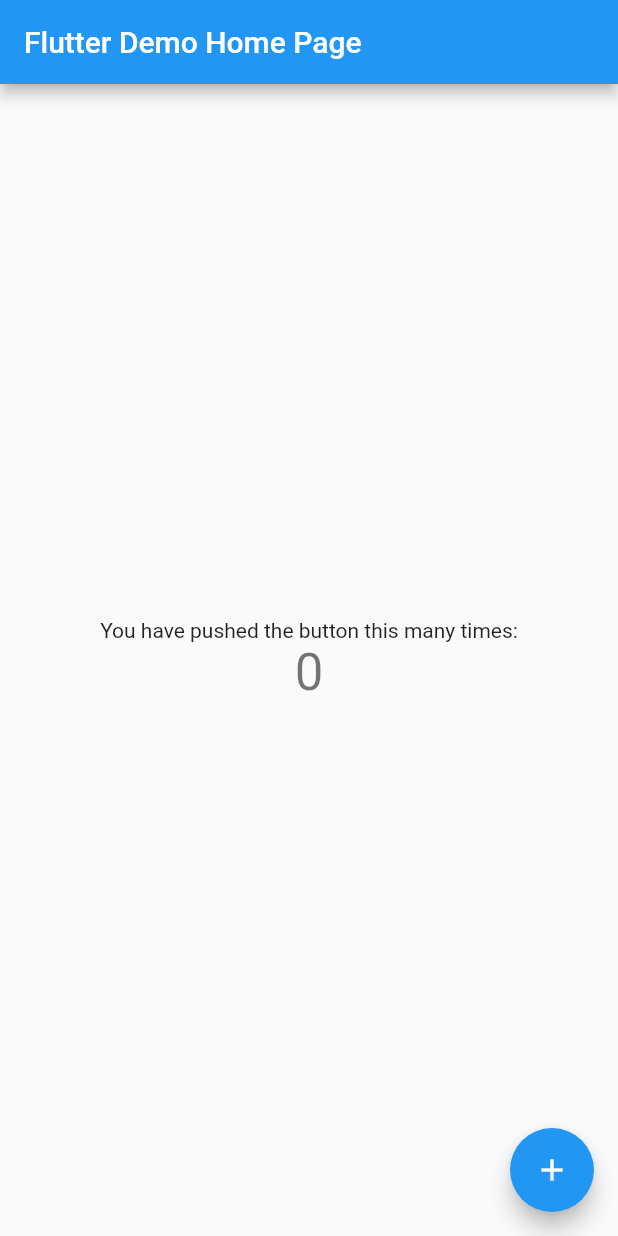
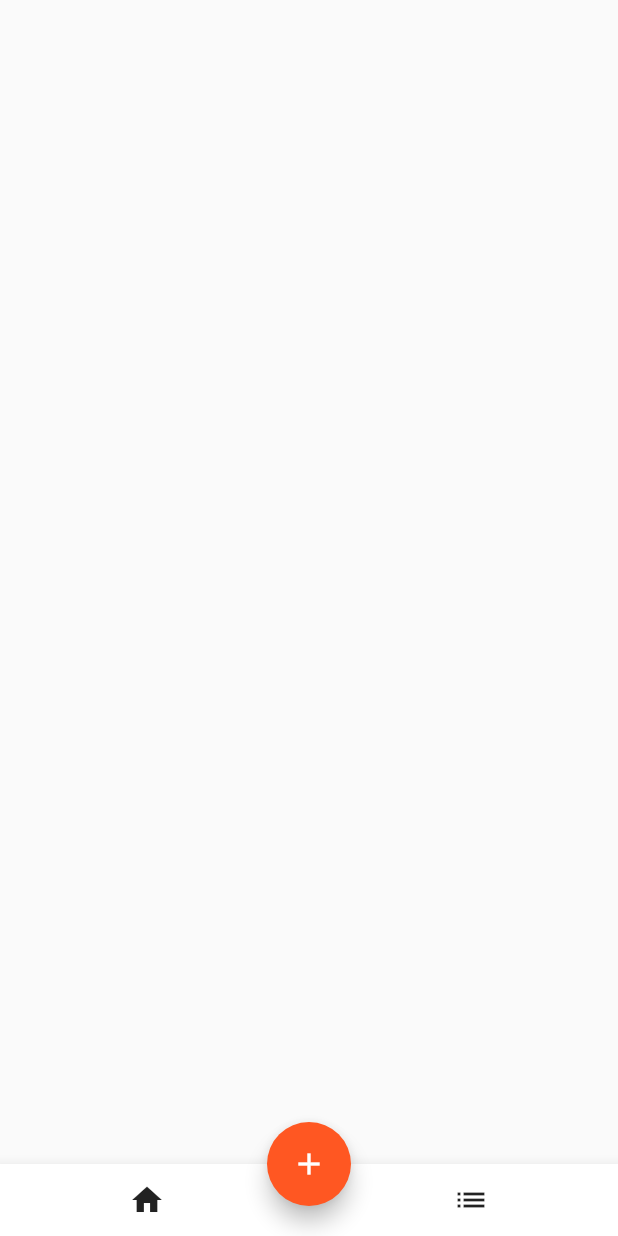
Before and after one commit to yasrilimam98/money-tracking, a Flutter app: the screen it shows after launch, on a phone screen of 412 x 824 dp. Run offline on Flutter 3.47's test engine with Material 2 defaults, Android fonts, the phone set to English and light mode, and no system bars.

```diff
--- a/lib/main.dart
+++ b/lib/main.dart
@@ -1,115 +1,19 @@
+import 'package:financeapp/pages/home.dart';
 import 'package:flutter/material.dart';
 
 void main() {
-  runApp(const MyApp());
+  runApp(myApp());
 }
 
-class MyApp extends StatelessWidget {
-  const MyApp({super.key});
+class myApp extends StatelessWidget {
+  const myApp({Key? key}) : super(key: key);
 
-  // This widget is the root of your application.
   @override
   Widget build(BuildContext context) {
     return MaterialApp(
-      title: 'Flutter Demo',
-      theme: ThemeData(
-        // This is the theme of your application.
-        //
-        // Try running your application with "flutter run". You'll see the
-        // application has a blue toolbar. Then, without quitting the app, try
-        // changing the primarySwatch below to Colors.green and then invoke
-        // "hot reload" (press "r" in the console where you ran "flutter run",
-        // or simply save your changes to "hot reload" in a Flutter IDE).
-        // Notice that the counter didn't reset back to zero; the application
-        // is not restarted.
-        primarySwatch: Colors.blue,
-      ),
-      home: const MyHomePage(title: 'Flutter Demo Home Page'),
+      home: MainPage(),
+      debugShowCheckedModeBanner: false,
+      theme: ThemeData(primarySwatch: Colors.deepOrange),
     );
   }
 }
-
-class MyHomePage extends StatefulWidget {
-  const MyHomePage({super.key, required this.title});
-
-  // This widget is the home page of your application. It is stateful, meaning
-  // that it has a State object (defined below) that contains fields that affect
-  // how it looks.
-
-  // This class is the configuration for the state. It holds the values (in this
-  // case the title) provided by the parent (in this case the App widget) and
-  // used by the build method of the State. Fields in a Widget subclass are
-  // always marked "final".
-
-  final String title;
-
-  @override
-  State<MyHomePage> createState() => _MyHomePageState();
-}
-
-class _MyHomePageState extends State<MyHomePage> {
-  int _counter = 0;
-
-  void _incrementCounter() {
-    setState(() {
-      // This call to setState tells the Flutter framework that something has
-      // changed in this State, which causes it to rerun the build method below
-      // so that the display can reflect the updated values. If we changed
-      // _counter without calling setState(), then the build method would not be
-      // called again, and so nothing would appear to happen.
-      _counter++;
-    });
-  }
-
-  @override
-  Widget build(BuildContext context) {
-    // This method is rerun every time setState is called, for instance as done
-    // by the _incrementCounter method above.
-    //
-    // The Flutter framework has been optimized to make rerunning build methods
-    // fast, so that you can just rebuild anything that needs updating rather
-    // than having to individually change instances of widgets.
-    return Scaffold(
-      appBar: AppBar(
-        // Here we take the value from the MyHomePage object that was created by
-        // the App.build method, and use it to set our appbar title.
-        title: Text(widget.title),
-      ),
-      body: Center(
-        // Center is a layout widget. It takes a single child and positions it
-        // in the middle of the parent.
-        child: Column(
-          // Column is also a layout widget. It takes a list of children and
-          // arranges them vertically. By default, it sizes itself to fit its
-          // children horizontally, and tries to be as tall as its parent.
-          //
-          // Invoke "debug painting" (press "p" in the console, choose the
-          // "Toggle Debug Paint" action from the Flutter Inspector in Android
-          // Studio, or the "Toggle Debug Paint" command in Visual Studio Code)
-          // to see the wireframe for each widget.
-          //
-          // Column has various properties to control how it sizes itself and
-          // how it positions its children. Here we use mainAxisAlignment to
-          // center the children vertically; the main axis here is the vertical
-          // axis because Columns are vertical (the cross axis would be
-          // horizontal).
-          mainAxisAlignment: MainAxisAlignment.center,
-          children: <Widget>[
-            const Text(
-              'You have pushed the button this many times:',
-            ),
-            Text(
-              '$_counter',
-              style: Theme.of(context).textTheme.headlineMedium,
-            ),
-          ],
-        ),
-      ),
-      floatingActionButton: FloatingActionButton(
-        onPressed: _incrementCounter,
-        tooltip: 'Increment',
-        child: const Icon(Icons.add),
-      ), // This trailing comma makes auto-formatting nicer for build methods.
-    );
-  }
-}
--- /dev/null
+++ b/lib/pages/home.dart
@@ -0,0 +1,31 @@
+import 'package:flutter/material.dart';
+
+class MainPage extends StatefulWidget {
+  const MainPage({Key? key}) : super(key: key);
+
+  @override
+  State<MainPage> createState() => _MainPageState();
+}
+
+class _MainPageState extends State<MainPage> {
+  @override
+  Widget build(BuildContext context) {
+    return Scaffold(
+        floatingActionButton: FloatingActionButton(
+          onPressed: () {},
+          backgroundColor: Colors.deepOrange,
+          child: Icon(Icons.add),
+        ),
+        floatingActionButtonLocation: FloatingActionButtonLocation.centerDocked,
+        bottomNavigationBar: BottomAppBar(
+          child:
+              Row(mainAxisAlignment: MainAxisAlignment.spaceEvenly, children: [
+            IconButton(onPressed: () {}, icon: Icon(Icons.home)),
+            SizedBox(
+              width: 20,
+            ),
+            IconButton(onPressed: () {}, icon: Icon(Icons.list))
+          ]),
+        ));
+  }
+}
```
Also changed, not shown: pubspec.yaml (+4 -4 lines), pubspec.lock, 11 other files.
